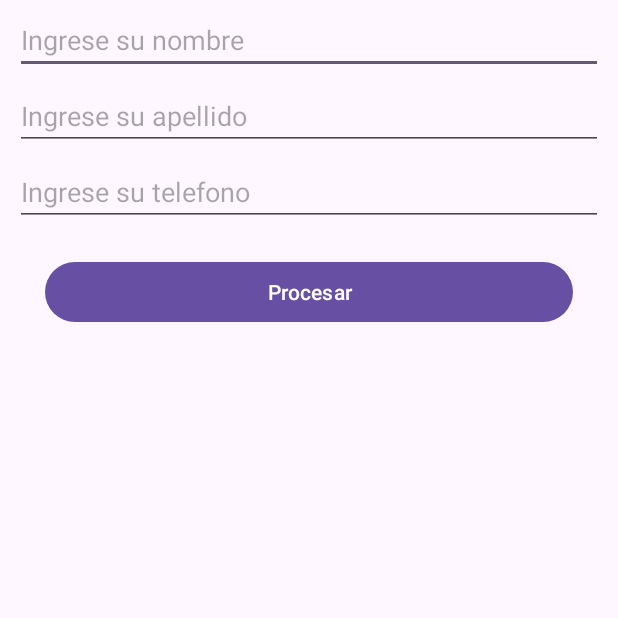
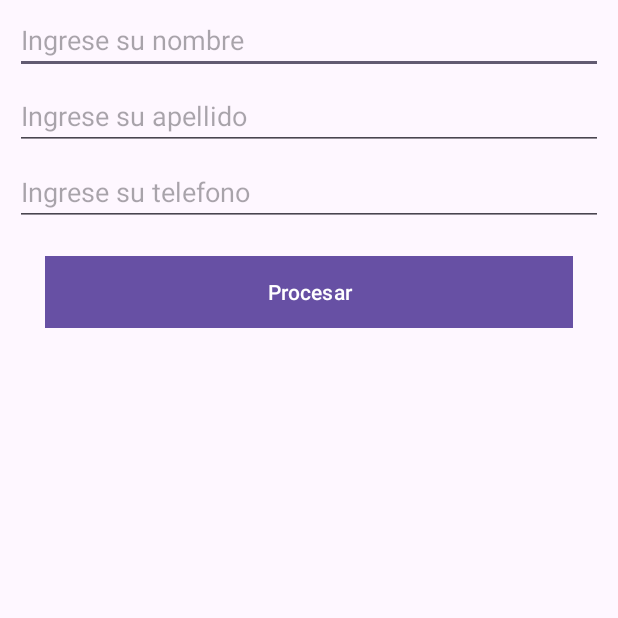
Before and after one commit to luis7torres/Aplicacion1, an Android app: the screen it shows after launch (MainActivity), on a phone screen of 412 x 824 dp, the top half of it. Run offline under Robolectric (Android 15) with nearby library versions, the phone set to English and light mode, and no system bars.

Commit message:
Cambios hechos el 25/01/2024

```diff
--- a/app/src/main/java/com/example/aplicacion1/MainActivity.java
+++ b/app/src/main/java/com/example/aplicacion1/MainActivity.java
@@ -3,12 +3,34 @@ package com.example.aplicacion1;
 import androidx.appcompat.app.AppCompatActivity;
 
 import android.os.Bundle;
+import android.view.View;
+import android.widget.Button;
+import android.widget.EditText;
+import android.widget.Toast;
 
 public class MainActivity extends AppCompatActivity {
+
+    EditText nombres, apellidos, telefono;
+    Button btnproceso;
 
     @Override
     protected void onCreate(Bundle savedInstanceState) {
         super.onCreate(savedInstanceState);
         setContentView(R.layout.activity_main);
+
+        //Se han seteado los elementos de la interfaz grafica de usuario
+        nombres = (EditText) findViewById(R.id.nombres);
+        apellidos = (EditText) findViewById(R.id.apellidos);
+        telefono = (EditText) findViewById(R.id.telefono);
+        btnproceso = (Button) findViewById(R.id.btnprocesar);
+
+        //Evento del boton
+        btnproceso.setOnClickListener(new View.OnClickListener() {
+            @Override
+            public void onClick(View view) {
+                Toast.makeText(getApplicationContext(), nombres.getText().toString(), Toast.LENGTH_LONG).show();
+            }
+        });
+
     }
 }
--- a/app/src/main/res/layout/activity_main.xml
+++ b/app/src/main/res/layout/activity_main.xml
@@ -43,7 +43,7 @@
         android:layout_marginEnd="10dp"
         android:ems="10"
         android:hint="@string/telefono"
-        android:inputType="text"
+        android:inputType="phone"
         app:layout_constraintEnd_toEndOf="parent"
         app:layout_constraintStart_toStartOf="parent"
         app:layout_constraintTop_toBottomOf="@+id/apellidos" />
@@ -55,6 +55,7 @@
         android:layout_marginStart="30dp"
         android:layout_marginTop="20dp"
         android:layout_marginEnd="30dp"
+        android:background="@color/design_default_color_error"
         android:text="@string/btnprocesar"
         app:layout_constraintEnd_toEndOf="parent"
         app:layout_constraintStart_toStartOf="parent"
```
